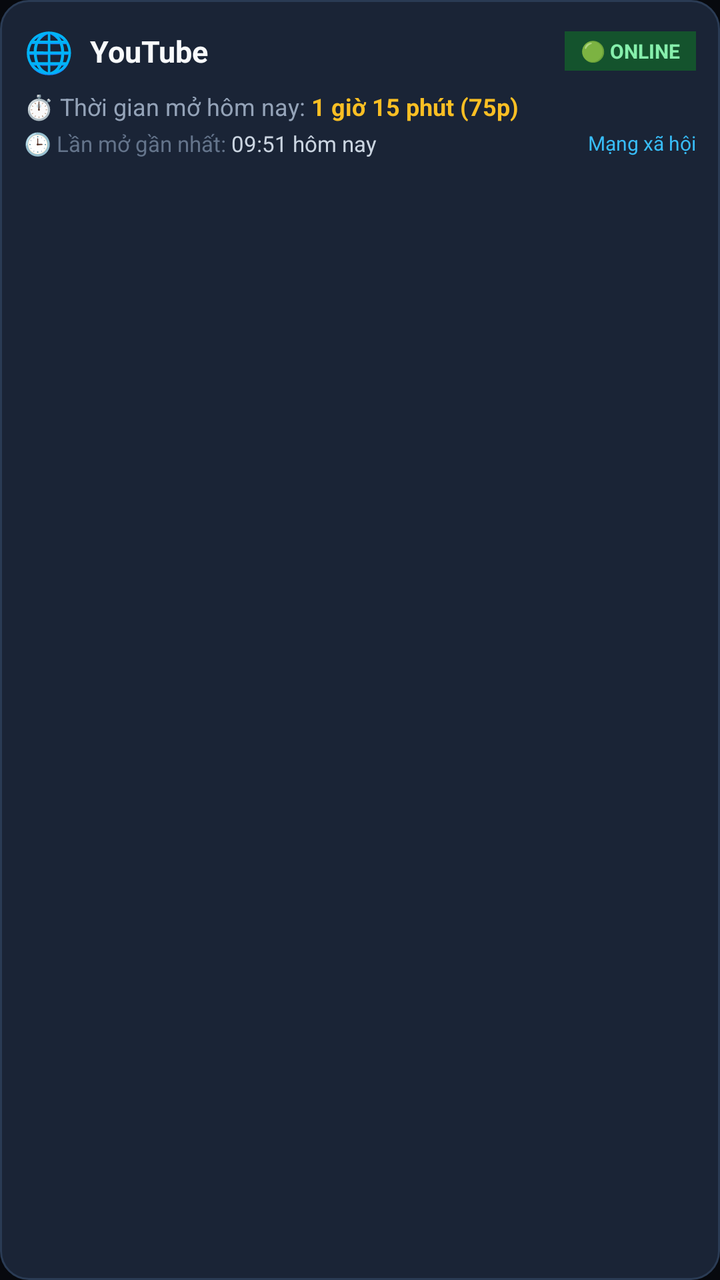
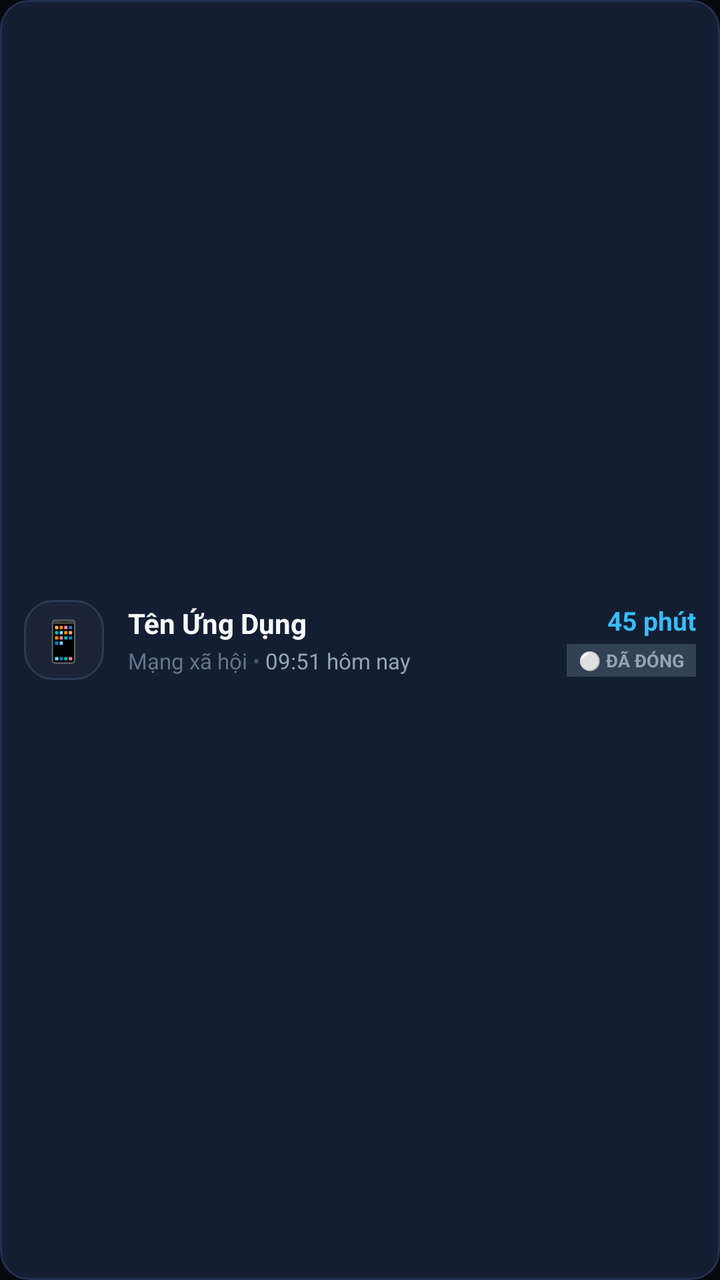

An Android layout rendered at two revisions. The XML below is the earlier revision; the diff shows what the commit changed to produce the second picture.
<!-- AndroidManifest.xml: application theme Theme.Material3.DayNight.NoActionBar -->
<!-- res/layout/item_companion_app.xml -->
<?xml version="1.0" encoding="utf-8"?>
<LinearLayout xmlns:android="http://schemas.android.com/apk/res/android"
    android:layout_width="match_parent"
    android:layout_height="wrap_content"
    android:orientation="vertical"
    android:background="@drawable/bg_device_card"
    android:padding="12dp"
    android:layout_marginBottom="8dp">

    
    <LinearLayout
        android:layout_width="match_parent"
        android:layout_height="wrap_content"
        android:orientation="horizontal"
        android:gravity="center_vertical"
        android:layout_marginBottom="6dp">

        <TextView
            android:id="@+id/tvItemAppIcon"
            android:layout_width="wrap_content"
            android:layout_height="wrap_content"
            android:text="🌐"
            android:textSize="20sp"
            android:layout_marginEnd="8dp" />

        <TextView
            android:id="@+id/tvItemAppName"
            android:layout_width="0dp"
            android:layout_height="wrap_content"
            android:layout_weight="1"
            android:text="YouTube"
            android:textColor="#F8FAFC"
            android:textSize="15sp"
            android:textStyle="bold" />

        <TextView
            android:id="@+id/tvItemAppStatusBadge"
            android:layout_width="wrap_content"
            android:layout_height="wrap_content"
            android:background="#14532D"
            android:paddingLeft="8dp"
            android:paddingRight="8dp"
            android:paddingTop="3dp"
            android:paddingBottom="3dp"
            android:text="🟢 ONLINE"
            android:textColor="#86EFAC"
            android:textSize="10sp"
            android:textStyle="bold" />
    </LinearLayout>

    
    <LinearLayout
        android:layout_width="match_parent"
        android:layout_height="wrap_content"
        android:orientation="horizontal"
        android:gravity="center_vertical"
        android:layout_marginBottom="3dp">

        <TextView
            android:layout_width="wrap_content"
            android:layout_height="wrap_content"
            android:text="⏱️ Thời gian mở hôm nay: "
            android:textColor="#94A3B8"
            android:textSize="12sp" />

        <TextView
            android:id="@+id/tvItemAppDuration"
            android:layout_width="wrap_content"
            android:layout_height="wrap_content"
            android:text="1 giờ 15 phút (75p)"
            android:textColor="#FBBF24"
            android:textSize="12sp"
            android:textStyle="bold" />
    </LinearLayout>

    
    <LinearLayout
        android:layout_width="match_parent"
        android:layout_height="wrap_content"
        android:orientation="horizontal"
        android:gravity="center_vertical">

        <TextView
            android:layout_width="wrap_content"
            android:layout_height="wrap_content"
            android:text="🕒 Lần mở gần nhất: "
            android:textColor="#64748B"
            android:textSize="11sp" />

        <TextView
            android:id="@+id/tvItemAppLastUsed"
            android:layout_width="0dp"
            android:layout_height="wrap_content"
            android:layout_weight="1"
            android:text="09:51 hôm nay"
            android:textColor="#CBD5E1"
            android:textSize="11sp" />

        <TextView
            android:id="@+id/tvItemAppCategory"
            android:layout_width="wrap_content"
            android:layout_height="wrap_content"
            android:text="Mạng xã hội"
            android:textColor="#38BDF8"
            android:textSize="10sp" />
    </LinearLayout>
</LinearLayout>
<!-- resources referenced by this layout -->
<resources>
  <!-- drawable bg_device_card (drawable) -->
  <?xml version="1.0" encoding="utf-8"?>
  <shape xmlns:android="http://schemas.android.com/apk/res/android"
      android:shape="rectangle">
      <solid android:color="#1A2436" />
      <stroke android:width="1dp" android:color="#2A3B54" />
      <corners android:radius="14dp" />
  </shape>
  <style name="Theme.Material3.DayNight.NoActionBar" parent="Theme.Material3.Dark.NoActionBar">
          <item name="colorPrimary">@color/primary</item>
          <item name="colorOnPrimary">@color/on_primary</item>
          <item name="android:windowBackground">@color/background</item>
          <item name="android:statusBarColor">@color/background</item>
      </style>
  <color name="primary">#2563EB</color>
  <color name="on_primary">#FFFFFF</color>
  <color name="background">#07090E</color>
</resources>

<!-- the commit's change to res/layout/item_companion_app.xml (unified diff, before → after) -->
@@ -2,106 +2,108 @@
 <LinearLayout xmlns:android="http://schemas.android.com/apk/res/android"
     android:layout_width="match_parent"
     android:layout_height="wrap_content"
-    android:orientation="vertical"
-    android:background="@drawable/bg_device_card"
+    android:orientation="horizontal"
+    android:background="@drawable/bg_app_item_card"
+    android:gravity="center_vertical"
     android:padding="12dp"
     android:layout_marginBottom="8dp">
 
     
-    <LinearLayout
-        android:layout_width="match_parent"
-        android:layout_height="wrap_content"
-        android:orientation="horizontal"
-        android:gravity="center_vertical"
-        android:layout_marginBottom="6dp">
+    <FrameLayout
+        android:layout_width="40dp"
+        android:layout_height="40dp"
+        android:background="@drawable/bg_device_card"
+        android:layout_marginEnd="12dp">
 
         <TextView
             android:id="@+id/tvItemAppIcon"
             android:layout_width="wrap_content"
             android:layout_height="wrap_content"
-            android:text="🌐"
-            android:textSize="20sp"
-            android:layout_marginEnd="8dp" />
+            android:layout_gravity="center"
+            android:text="📱"
+            android:textSize="20sp" />
+    </FrameLayout>
+
+    
+    <LinearLayout
+        android:layout_width="0dp"
+        android:layout_height="wrap_content"
+        android:layout_weight="1"
+        android:orientation="vertical">
 
         <TextView
             android:id="@+id/tvItemAppName"
-            android:layout_width="0dp"
+            android:layout_width="wrap_content"
             android:layout_height="wrap_content"
-            android:layout_weight="1"
-            android:text="YouTube"
+            android:text="Tên Ứng Dụng"
             android:textColor="#F8FAFC"
-            android:textSize="15sp"
+            android:textSize="14sp"
+            android:textStyle="bold"
+            android:singleLine="true"
+            android:ellipsize="end" />
+
+        <LinearLayout
+            android:layout_width="wrap_content"
+            android:layout_height="wrap_content"
+            android:orientation="horizontal"
+            android:gravity="center_vertical"
+            android:layout_marginTop="2dp">
+
+            <TextView
+                android:id="@+id/tvItemAppCategory"
+                android:layout_width="wrap_content"
+                android:layout_height="wrap_content"
+                android:text="Mạng xã hội"
+                android:textColor="#64748B"
+                android:textSize="11sp" />
+
+            <TextView
+                android:layout_width="wrap_content"
+                android:layout_height="wrap_content"
+                android:text=" • "
+                android:textColor="#475569"
+                android:textSize="11sp" />
+
+            <TextView
+                android:id="@+id/tvItemAppLastUsed"
+                android:layout_width="wrap_content"
+                android:layout_height="wrap_content"
+                android:text="09:51 hôm nay"
+                android:textColor="#94A3B8"
+                android:textSize="11sp" />
+        </LinearLayout>
+    </LinearLayout>
+
+    
+    <LinearLayout
+        android:layout_width="wrap_content"
+        android:layout_height="wrap_content"
+        android:orientation="vertical"
+        android:gravity="end"
+        android:layout_marginStart="8dp">
+
+        <TextView
+            android:id="@+id/tvItemAppDuration"
+            android:layout_width="wrap_content"
+            android:layout_height="wrap_content"
+            android:text="45 phút"
+            android:textColor="#38BDF8"
+            android:textSize="13sp"
             android:textStyle="bold" />
 
         <TextView
             android:id="@+id/tvItemAppStatusBadge"
             android:layout_width="wrap_content"
             android:layout_height="wrap_content"
-            android:background="#14532D"
-            android:paddingLeft="8dp"
-            android:paddingRight="8dp"
-            android:paddingTop="3dp"
-            android:paddingBottom="3dp"
-            android:text="🟢 ONLINE"
-            android:textColor="#86EFAC"
-            android:textSize="10sp"
+            android:layout_marginTop="3dp"
+            android:background="#334155"
+            android:paddingLeft="6dp"
+            android:paddingRight="6dp"
+            android:paddingTop="2dp"
+            android:paddingBottom="2dp"
+            android:text="⚪ ĐÃ ĐÓNG"
+            android:textColor="#94A3B8"
+            android:textSize="9sp"
             android:textStyle="bold" />
     </LinearLayout>
-
-    
-    <LinearLayout
-        android:layout_width="match_parent"
-        android:layout_height="wrap_content"
-        android:orientation="horizontal"
-        android:gravity="center_vertical"
-        android:layout_marginBottom="3dp">
-
-        <TextView
-            android:layout_width="wrap_content"
-            android:layout_height="wrap_content"
-            android:text="⏱️ Thời gian mở hôm nay: "
-            android:textColor="#94A3B8"
-            android:textSize="12sp" />
-
-        <TextView
-            android:id="@+id/tvItemAppDuration"
-            android:layout_width="wrap_content"
-            android:layout_height="wrap_content"
-            android:text="1 giờ 15 phút (75p)"
-            android:textColor="#FBBF24"
-            android:textSize="12sp"
-            android:textStyle="bold" />
-    </LinearLayout>
-
-    
-    <LinearLayout
-        android:layout_width="match_parent"
-        android:layout_height="wrap_content"
-        android:orientation="horizontal"
-        android:gravity="center_vertical">
-
-        <TextView
-            android:layout_width="wrap_content"
-            android:layout_height="wrap_content"
-            android:text="🕒 Lần mở gần nhất: "
-            android:textColor="#64748B"
-            android:textSize="11sp" />
-
-        <TextView
-            android:id="@+id/tvItemAppLastUsed"
-            android:layout_width="0dp"
-            android:layout_height="wrap_content"
-            android:layout_weight="1"
-            android:text="09:51 hôm nay"
-            android:textColor="#CBD5E1"
-            android:textSize="11sp" />
-
-        <TextView
-            android:id="@+id/tvItemAppCategory"
-            android:layout_width="wrap_content"
-            android:layout_height="wrap_content"
-            android:text="Mạng xã hội"
-            android:textColor="#38BDF8"
-            android:textSize="10sp" />
-    </LinearLayout>
 </LinearLayout>
<!-- resource entries referenced after the edit -->
@@ -1,5 +1,13 @@
 <!-- resources referenced by this layout -->
 <resources>
+  <!-- drawable bg_app_item_card (drawable) -->
+  <?xml version="1.0" encoding="utf-8"?>
+  <shape xmlns:android="http://schemas.android.com/apk/res/android"
+      android:shape="rectangle">
+      <solid android:color="#141E33" />
+      <stroke android:width="1dp" android:color="#21304C" />
+      <corners android:radius="14dp" />
+  </shape>
   <!-- drawable bg_device_card (drawable) -->
   <?xml version="1.0" encoding="utf-8"?>
   <shape xmlns:android="http://schemas.android.com/apk/res/android"
